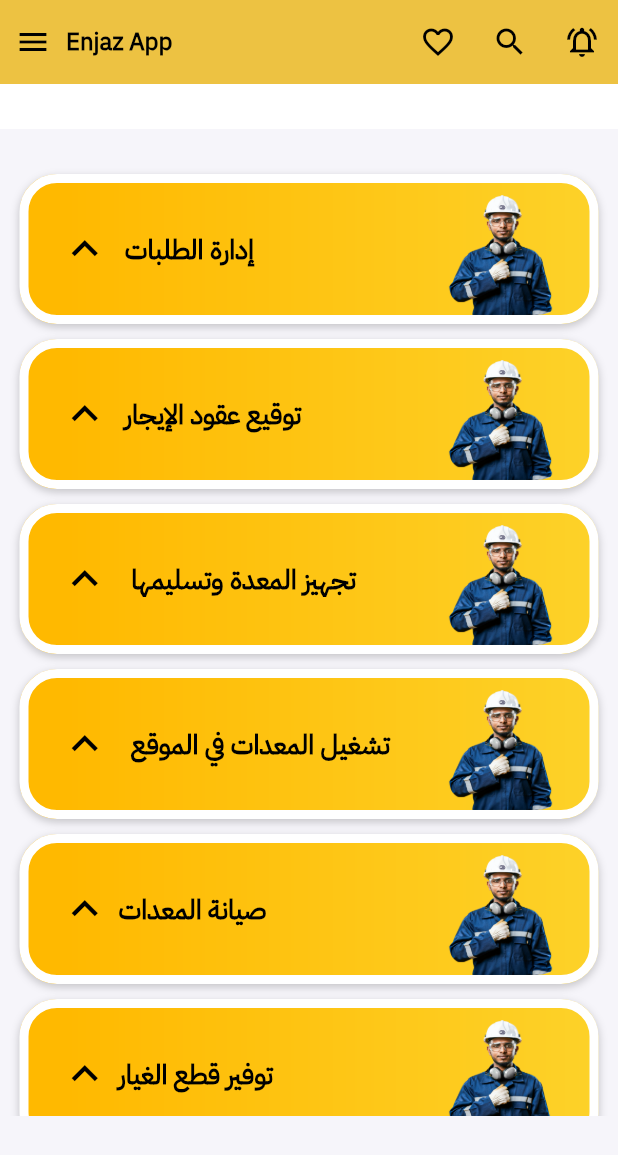
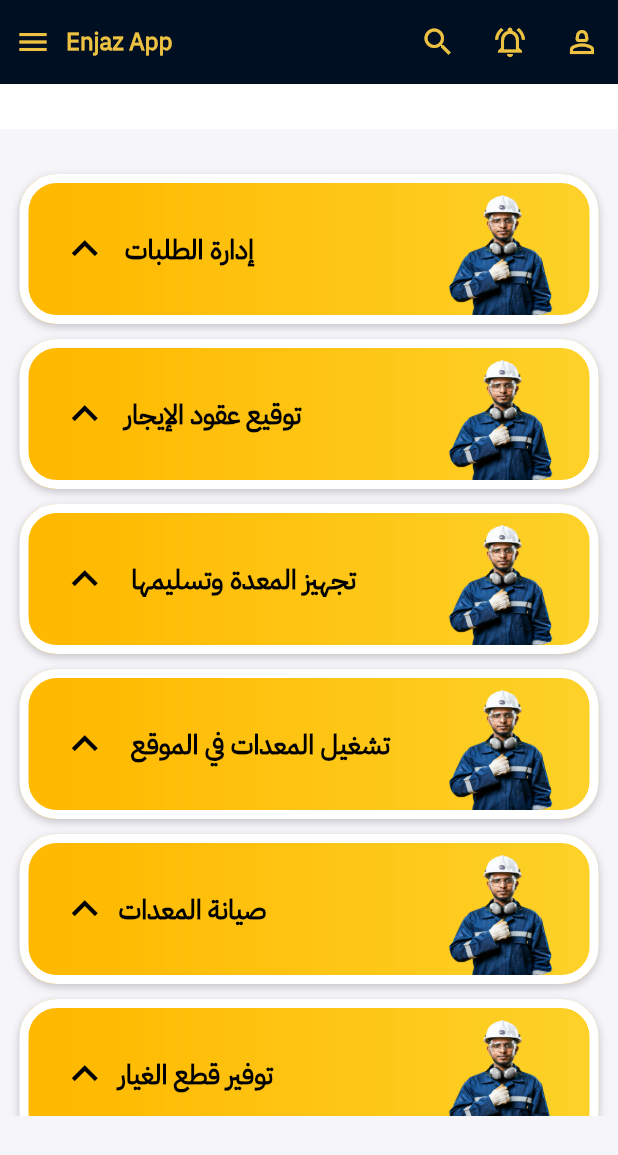
Before and after one commit to mohamed-sd/AlaaeldinMohamede_Enjaz-main, a Flutter app: the HomeGuide screen opened directly, on a phone screen of 412 x 824 dp. Shown: the top 1155 px of the screen. Run offline on Flutter 3.47's test engine with Material 3 defaults, Android fonts, the phone set to English and light mode, and no system bars; our stand-ins replace audioplayers, awesome_notifications, bloc, cached_network_image, connectivity_plus, country_picker and 36 more; missing offline and left inert: android_intent_plus, any_link_preview, device_region, encrypt, flutter_pdfview, flutter_stripe and 6 more; accounts and stored records are empty; network calls fail.

Commit message:
Change Appbar Color and resize the guide size

```diff
--- a/lib/ui/screens/navigations/home_guide.dart
+++ b/lib/ui/screens/navigations/home_guide.dart
@@ -219,8 +219,6 @@ class HomeScreenState extends State<HomeGuide>
   bool section11 = false;
   bool section12 = false;
 
-
-
   @override
   Widget build(BuildContext context) {
     super.build(context);
@@ -231,19 +229,19 @@ class HomeScreenState extends State<HomeGuide>
           elevation: 0,
           //leadingWidth: double.maxFinite,
           titleSpacing: 0,
-          title:
-          Row(
+          title: Row(
             children: [
               Padding(
                 padding: const EdgeInsets.all(10.0),
                 child: InkWell(
-                    onTap: (){
+                    onTap: () {
                       showModalBottomSheet(
                           context: context,
                           isScrollControlled: true,
                           backgroundColor: Colors.transparent,
                           shape: RoundedRectangleBorder(
-                            borderRadius: BorderRadius.vertical(top: Radius.circular(25)),
+                            borderRadius:
+                                BorderRadius.vertical(top: Radius.circular(25)),
                           ),
                           builder: (context) => const CustomDrawerWidget());
                       // _openCustomSideSheet(context);
@@ -255,8 +253,8 @@ class HomeScreenState extends State<HomeGuide>
                   child: appbarTitleWidget()),
             ],
           ),
-          backgroundColor: context.color.mainGold,
-          foregroundColor: Colors.black,
+          backgroundColor: context.color.mainBrown,
+          foregroundColor: context.color.mainGold,
           // backgroundColor: const Color.fromARGB(0, 0, 0, 0),
           actions: appbarActionsWidget(),
         ),
@@ -270,7 +268,9 @@ class HomeScreenState extends State<HomeGuide>
             //         start: sidePadding, end: sidePadding, bottom: 10, top: 0),
             //     alignment: AlignmentDirectional.centerStart,
             //     child: LocationWidget()),
-            SizedBox(height: 10,),
+            SizedBox(
+              height: 10,
+            ),
             Container(
                 margin: EdgeInsets.symmetric(horizontal: 10),
                 child: SliderWidget()),
@@ -323,12 +323,13 @@ class HomeScreenState extends State<HomeGuide>
                       InkWell(
                         onTap: () {
                           setState(() {
-                            if(section1)
+                            if (section1)
                               section1 = false;
-                            else section1 = true;
+                            else
+                              section1 = true;
                           });
                         },
-                        child: title_card(' إدارة الطلبات' , section1),
+                        child: title_card(' إدارة الطلبات', section1),
                       ),
                       SizedBox(
                         height: 5,
@@ -348,53 +349,53 @@ class HomeScreenState extends State<HomeGuide>
                                   // The Card
                                   InkWell(
                                     onTap: () {
+                                      Navigator.pushNamed(context, Routes.soon);
+                                    },
+                                    child: custom_card_Item(
+                                        context,
+                                        'استقبال الطلبات من العمال ',
+                                        'https://storage.googleapis.com/flutterflow-io-6f20.appspot.com/projects/mining-market-firebase-ym2dfj/assets/irp2v834y4x6/12_copy.jpg'),
+                                  ),
+                                  InkWell(
+                                    onTap: () {
+                                      Navigator.pushNamed(context, Routes.soon);
+                                    },
+                                    child: custom_card_Item(
+                                        context,
+                                        'التحقق من توفر المعدات المطلوبة',
+                                        'https://storage.googleapis.com/flutterflow-io-6f20.appspot.com/projects/mining-market-firebase-ym2dfj/assets/irp2v834y4x6/12_copy.jpg'),
+                                  ),
+
+                                  InkWell(
+                                    onTap: () {
                                       Navigator.pushNamed(
-                                          context, Routes.soon);
-                                    },
-                                    child: GoldShimmerCard(
-                                        title: 'استقبال الطلبات من العمال ',
-                                        url:
-                                        'https://storage.googleapis.com/flutterflow-io-6f20.appspot.com/projects/mining-market-firebase-ym2dfj/assets/irp2v834y4x6/12_copy.jpg'),
-                                  ),
-                                  InkWell(
-                                    onTap: () {
-                                      Navigator.pushNamed(
-                                          context, Routes.soon);
-                                    },
-                                    child: GoldShimmerCard(
-                                        title: 'التحقق من توفر المعدات المطلوبة',
-                                        url:
-                                        'https://storage.googleapis.com/flutterflow-io-6f20.appspot.com/projects/mining-market-firebase-ym2dfj/assets/irp2v834y4x6/12_copy.jpg'),
-                                  ),
-
-                                  InkWell(
-                                    onTap: () {
-                                      Navigator.pushNamed(context, Routes.guide);
-                                    },
-                                    child: GoldShimmerCard(
-                                        title: 'جدولة المعدات وتأكيد الطلب ',
-                                        url: 'https://storage.googleapis.com/flutterflow-io-6f20.appspot.com/projects/mining-market-firebase-ym2dfj/assets/irp2v834y4x6/12_copy.jpg'),
-                                  ),
-                                ],
-                              ),
-                            ],
-                          ),
-                        ),
-                      SizedBox(
-                        height: 5,
-                      ),
-
+                                          context, Routes.guide);
+                                    },
+                                    child: custom_card_Item(
+                                        context,
+                                        'جدولة المعدات وتأكيد الطلب ',
+                                        'https://storage.googleapis.com/flutterflow-io-6f20.appspot.com/projects/mining-market-firebase-ym2dfj/assets/irp2v834y4x6/12_copy.jpg'),
+                                  ),
+                                ],
+                              ),
+                            ],
+                          ),
+                        ),
+                      SizedBox(
+                        height: 5,
+                      ),
 
                       //section 2
                       InkWell(
                         onTap: () {
                           setState(() {
-                            if(section2)
+                            if (section2)
                               section2 = false;
-                            else section2 = true;
+                            else
+                              section2 = true;
                           });
                         },
-                        child: title_card(' توقيع عقود الإيجار' , section2),
+                        child: title_card(' توقيع عقود الإيجار', section2),
                       ),
                       SizedBox(
                         height: 5,
@@ -413,7 +414,6 @@ class HomeScreenState extends State<HomeGuide>
                                 children: [
                                   // The Card
 
-
                                   InkWell(
                                     onTap: () {
                                       Navigator.pushNamed(context, Routes.soon);
@@ -441,12 +441,6 @@ class HomeScreenState extends State<HomeGuide>
                                         'توقيع العقد مع العميل ',
                                         'https://storage.googleapis.com/flutterflow-io-6f20.appspot.com/projects/mining-market-firebase-ym2dfj/assets/irp2v834y4x6/12_copy.jpg'),
                                   ),
-
-
-
-
-
-
                                 ],
                               ),
                             ],
@@ -460,12 +454,13 @@ class HomeScreenState extends State<HomeGuide>
                       InkWell(
                         onTap: () {
                           setState(() {
-                            if(section3)
+                            if (section3)
                               section3 = false;
-                            else section3 = true;
+                            else
+                              section3 = true;
                           });
                         },
-                        child: title_card('  تجهيز المعدة وتسليمها' , section3),
+                        child: title_card('  تجهيز المعدة وتسليمها', section3),
                       ),
                       SizedBox(
                         height: 5,
@@ -485,12 +480,12 @@ class HomeScreenState extends State<HomeGuide>
                                   // The Card
                                   InkWell(
                                     onTap: () {
-                                      Navigator.pushNamed(
-                                          context, Routes.soon);
-                                    },
-                                    child: GoldShimmerCard(
-                                        title: ' فحص المعدات قبل التسليم ',
-                                        url:
+                                      Navigator.pushNamed(context, Routes.soon);
+                                    },
+                                    child: custom_card_Item(
+                                      context,
+                                        ' فحص المعدات قبل التسليم ',
+
                                             'https://storage.googleapis.com/flutterflow-io-6f20.appspot.com/projects/mining-market-firebase-ym2dfj/assets/pxyx3p1md655/14_copy.jpg'),
                                   ),
                                   InkWell(
@@ -524,12 +519,14 @@ class HomeScreenState extends State<HomeGuide>
                       InkWell(
                         onTap: () {
                           setState(() {
-                            if(section4)
+                            if (section4)
                               section4 = false;
-                            else section4 = true;
+                            else
+                              section4 = true;
                           });
                         },
-                        child: title_card('  تشغيل المعدات في الموقع' , section4),
+                        child:
+                            title_card('  تشغيل المعدات في الموقع', section4),
                       ),
                       SizedBox(
                         height: 5,
@@ -588,12 +585,13 @@ class HomeScreenState extends State<HomeGuide>
                       InkWell(
                         onTap: () {
                           setState(() {
-                            if(section5)
+                            if (section5)
                               section5 = false;
-                            else section5 = true;
+                            else
+                              section5 = true;
                           });
                         },
-                        child: title_card('صيانة المعدات' , section5),
+                        child: title_card('صيانة المعدات', section5),
                       ),
                       SizedBox(
                         height: 5,
@@ -653,12 +651,13 @@ class HomeScreenState extends State<HomeGuide>
                       InkWell(
                         onTap: () {
                           setState(() {
-                            if(section6)
+                            if (section6)
                               section6 = false;
-                            else section6 = true;
+                            else
+                              section6 = true;
                           });
                         },
-                        child: title_card('توفير قطع الغيار' , section6),
+                        child: title_card('توفير قطع الغيار', section6),
                       ),
                       SizedBox(
                         height: 5,
@@ -729,12 +728,13 @@ class HomeScreenState extends State<HomeGuide>
                       InkWell(
                         onTap: () {
                           setState(() {
-                            if(section7)
+                            if (section7)
                               section7 = false;
-                            else section7 = true;
+                            else
+                              section7 = true;
                           });
                         },
-                        child: title_card('  النقل والترحيل' , section7),
+                        child: title_card('  النقل والترحيل', section7),
                       ),
                       SizedBox(
                         height: 5,
@@ -806,12 +806,13 @@ class HomeScreenState extends State<HomeGuide>
                       InkWell(
                         onTap: () {
                           setState(() {
-                            if(section8)
+                            if (section8)
                               section8 = false;
-                            else section8 = true;
+                            else
+                              section8 = true;
                           });
                         },
-                        child: title_card('  آليات التحصيل المالي' , section8),
+                        child: title_card('  آليات التحصيل المالي', section8),
                       ),
                       SizedBox(
                         height: 5,
@@ -877,19 +878,18 @@ class HomeScreenState extends State<HomeGuide>
                         height: 5,
                       ),
 
-
                       //section 9
 
-
                       InkWell(
                         onTap: () {
                           setState(() {
-                            if(section9)
+                            if (section9)
                               section9 = false;
-                            else section9 = true;
+                            else
+                              section9 = true;
                           });
                         },
-                        child: title_card('  إدارة القوى البشرية' , section9),
+                        child: title_card('  إدارة القوى البشرية', section9),
                       ),
                       SizedBox(
                         height: 5,
@@ -987,16 +987,17 @@ class HomeScreenState extends State<HomeGuide>
 
                       //secation 10
 
-
                       InkWell(
                         onTap: () {
                           setState(() {
-                            if(section10)
+                            if (section10)
                               section10 = false;
-                            else section10 = true;
+                            else
+                              section10 = true;
                           });
                         },
-                        child: title_card(' إدارة العمليات الميدانية' , section10),
+                        child:
+                            title_card(' إدارة العمليات الميدانية', section10),
                       ),
                       SizedBox(
                         height: 5,
@@ -1024,7 +1025,6 @@ class HomeScreenState extends State<HomeGuide>
                                         'https://storage.googleapis.com/flutterflow-io-6f20.appspot.com/projects/mining-market-firebase-ym2dfj/assets/irp2v834y4x6/12_copy.jpg'),
                                   ),
 
-
                                   InkWell(
                                     onTap: () {
                                       Navigator.pushNamed(context, Routes.soon);
@@ -1075,7 +1075,6 @@ class HomeScreenState extends State<HomeGuide>
                                         'https://storage.googleapis.com/flutterflow-io-6f20.appspot.com/projects/mining-market-firebase-ym2dfj/assets/irp2v834y4x6/12_copy.jpg'),
                                   ),
 
-
                                   InkWell(
                                     onTap: () {
                                       Navigator.pushNamed(context, Routes.soon);
@@ -1094,19 +1093,18 @@ class HomeScreenState extends State<HomeGuide>
                         height: 5,
                       ),
 
-
                       //secation 11
 
-
                       InkWell(
                         onTap: () {
                           setState(() {
-                            if(section11)
+                            if (section11)
                               section11 = false;
-                            else section11 = true;
+                            else
+                              section11 = true;
                           });
                         },
-                        child: title_card(' إدارة علاقات العملاء' , section11),
+                        child: title_card(' إدارة علاقات العملاء', section11),
                       ),
                       SizedBox(
                         height: 5,
@@ -1202,19 +1200,19 @@ class HomeScreenState extends State<HomeGuide>
                         height: 5,
                       ),
 
-
-
                       // section 12
 
                       InkWell(
                         onTap: () {
                           setState(() {
-                            if(section12)
+                            if (section12)
                               section12 = false;
-                            else section12 = true;
+                            else
+                              section12 = true;
                           });
                         },
-                        child: title_card('   إدارة المشتروات التشغيلية' , section12),
+                        child: title_card(
+                            '   إدارة المشتروات التشغيلية', section12),
                       ),
                       SizedBox(
                         height: 5,
@@ -1321,17 +1319,14 @@ class HomeScreenState extends State<HomeGuide>
                                         ' إعداد طلبات الشراء',
                                         'https://storage.googleapis.com/flutterflow-io-6f20.appspot.com/projects/mining-market-firebase-ym2dfj/assets/irp2v834y4x6/12_copy.jpg'),
                                   ),
-
-                                ],
-                              ),
-                            ],
-                          ),
-                        ),
-                      SizedBox(
-                        height: 5,
-                      ),
-
-
+                                ],
+                              ),
+                            ],
+                          ),
+                        ),
+                      SizedBox(
+                        height: 5,
+                      ),
                     ],
                   ),
                 ),
@@ -1343,9 +1338,7 @@ class HomeScreenState extends State<HomeGuide>
     );
   }
 
-
-
-  Container title_card(String title , bool section) {
+  Container title_card(String title, bool section) {
     return Container(
       margin: EdgeInsets.symmetric(horizontal: 13),
       width: double.infinity,
@@ -1383,9 +1376,7 @@ class HomeScreenState extends State<HomeGuide>
               mainAxisAlignment: MainAxisAlignment.center,
               children: [
                 Icon(
-                  section
-                      ? Icons.keyboard_arrow_down
-                      : Icons.keyboard_arrow_up,
+                  section ? Icons.keyboard_arrow_down : Icons.keyboard_arrow_up,
                   color: Colors.black,
                   weight: 8,
                   size: 35,
@@ -1437,12 +1428,10 @@ class HomeScreenState extends State<HomeGuide>
         mainAxisAlignment: MainAxisAlignment.center,
         crossAxisAlignment: CrossAxisAlignment.center,
         children: [
-          CustomText(
-            Constant.appName,
+          CustomText(Constant.appName,
               fontSize: context.font.large,
               fontWeight: FontWeight.bold,
-            color: Colors.black,
-          ),
+              color: context.color.mainGold),
           //UiUtils.getSvg(AppIcons.appbarLogo, height: 40, width: 40 ,fit: BoxFit.cover ),
         ]);
   }
@@ -1459,13 +1448,13 @@ class HomeScreenState extends State<HomeGuide>
 
   List<Widget> appbarActionsWidget() {
     return [
-      appbarIconWidget(Icons.favorite_border, () {
-        UiUtils.checkUser(
-            onNotGuest: () {
-              Navigator.pushNamed(context, Routes.favoritesScreen);
-            },
-            context: context);
-      }),
+      // appbarIconWidget(Icons.favorite_border, () {
+      //   UiUtils.checkUser(
+      //       onNotGuest: () {
+      //         Navigator.pushNamed(context, Routes.favoritesScreen);
+      //       },
+      //       context: context);
+      // }),
       appbarIconWidget(Icons.search, () {
         Navigator.pushNamed(context, Routes.searchScreenRoute, arguments: {
           "autoFocus": true,
@@ -1477,6 +1466,9 @@ class HomeScreenState extends State<HomeGuide>
               Navigator.pushNamed(context, Routes.notificationPage);
             },
             context: context);
+      }),
+      appbarIconWidget(Icons.person_2_outlined, () {
+        Navigator.pushNamed(context, Routes.profileScreen);
       }),
     ];
   }
@@ -1515,8 +1507,9 @@ class HomeScreenState extends State<HomeGuide>
   Container custom_card_Item(BuildContext context, String title, String url) {
     return Container(
       child: Container(
+        margin: EdgeInsets.all(5),
         decoration: BoxDecoration(
-          borderRadius: BorderRadius.circular(8),
+          borderRadius: BorderRadius.circular(10),
         ),
         clipBehavior: Clip.hardEdge,
         child: Stack(
@@ -1554,11 +1547,11 @@ class HomeScreenState extends State<HomeGuide>
   }
 
   Container the_gold_sec(String title) {
-    bool expand = true ;
+    bool expand = true;
     return Container(
         child: Column(children: [
       InkWell(
-            onTap: (){
+        onTap: () {
           if (expand)
             setState(() {
               expand = false;
@@ -1582,9 +1575,7 @@ class HomeScreenState extends State<HomeGuide>
           child: Row(
             children: [
               Icon(
-                    expand
-                        ? Icons.keyboard_arrow_up
-                        : Icons.keyboard_arrow_down,
+                expand ? Icons.keyboard_arrow_up : Icons.keyboard_arrow_down,
                 color: Colors.black,
               ),
               Expanded(
@@ -1596,9 +1587,7 @@ class HomeScreenState extends State<HomeGuide>
                 ),
               ),
               Icon(
-                    expand
-                        ? Icons.keyboard_arrow_up
-                        : Icons.keyboard_arrow_down,
+                expand ? Icons.keyboard_arrow_up : Icons.keyboard_arrow_down,
                 color: Colors.black,
               ),
             ],
@@ -1623,27 +1612,28 @@ class HomeScreenState extends State<HomeGuide>
                     onTap: () {
                       Navigator.pushNamed(context, Routes.guide);
                     },
-                        child: GoldShimmerCard(
-                            title: 'المسجل التجاري',
-                            url:
+                    child: custom_card_Item(
+                      context,
+                        'المسجل التجاري',
                             'https://storage.googleapis.com/flutterflow-io-6f20.appspot.com/projects/mining-market-firebase-ym2dfj/assets/23dwc45aegqv/8_copy.jpg'),
                   ),
                   InkWell(
                     onTap: () {
                       Navigator.pushNamed(context, Routes.guide);
                     },
-                        child: GoldShimmerCard(
-                            title: ' وزارة الإستثمار ',
-                            url:
+                    child: custom_card_Item(
+                      context ,
+                      ' وزارة الإستثمار ',
+
                             'https://storage.googleapis.com/flutterflow-io-6f20.appspot.com/projects/mining-market-firebase-ym2dfj/assets/8iy777zlezzx/9_copy.jpg'),
                   ),
                   InkWell(
                     onTap: () {
                       Navigator.pushNamed(context, Routes.guide);
                     },
-                        child: GoldShimmerCard(
-                            title: '   وزارة المعادن ',
-                            url:
+                    child: custom_card_Item(
+                      context,
+                       '   وزارة المعادن ',
                             'https://storage.googleapis.com/flutterflow-io-6f20.appspot.com/projects/mining-market-firebase-ym2dfj/assets/kqgp4p9tgsdw/10_copy.jpg'),
                   ),
 
--- a/lib/ui/screens/navigations/home_screen.dart
+++ b/lib/ui/screens/navigations/home_screen.dart
@@ -288,8 +288,8 @@ class HomeScreenState extends State<HomeScreen>
                   child: appbarTitleWidget()),
             ],
           ),
-          backgroundColor: context.color.mainGold,
-          foregroundColor: Colors.black,
+          backgroundColor: context.color.mainBrown,
+          foregroundColor: context.color.mainGold,
           // backgroundColor: const Color.fromARGB(0, 0, 0, 0),
           actions: appbarActionsWidget(),
         ),
@@ -362,7 +362,7 @@ class HomeScreenState extends State<HomeScreen>
             Constant.appName,
             fontSize: context.font.large,
             fontWeight: FontWeight.bold,
-            color: Colors.black,
+            color: context.color.mainGold
           ),
           //UiUtils.getSvg(AppIcons.appbarLogo, height: 40, width: 40 ,fit: BoxFit.cover ),
         ]);
```
Lines whose indentation alone changed are shown as unchanged.
